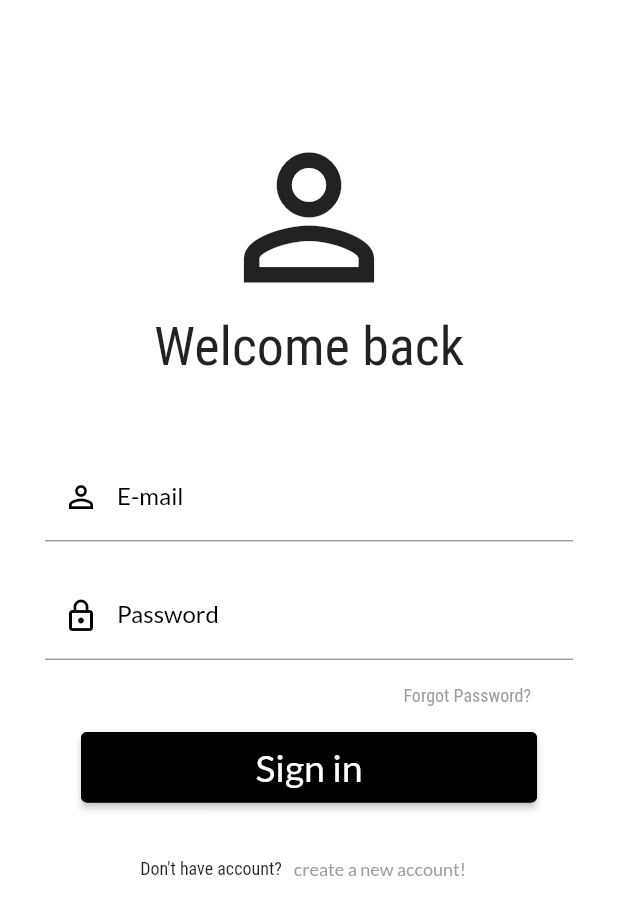
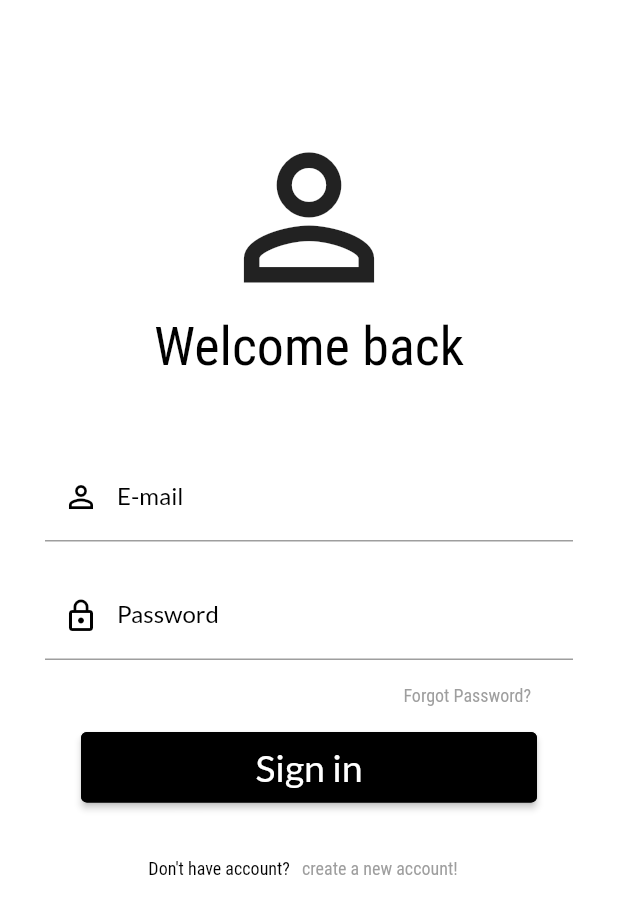
Before and after one commit to BartoszRudnik/ProductiveAppFrontend, a Flutter app: the screen it shows after launch, after a tap on "Sign in", on a phone screen of 412 x 824 dp. Shown: the top 915 px of the screen. Run offline on Flutter 3.47's test engine with Material 2 defaults, Android fonts, the phone set to English and light mode, and no system bars.

Commit message:
refactor stylow

```diff
--- /dev/null
+++ b/lib/appBars/login_appbar.dart
@@ -0,0 +1,17 @@
+import 'package:flutter/material.dart';
+
+class LoginAppBar extends StatelessWidget with PreferredSizeWidget {
+  @override
+  Widget build(BuildContext context) {
+    return PreferredSize(
+      preferredSize: const Size.fromHeight(0),
+      child: AppBar(
+        backgroundColor: Theme.of(context).accentColor,
+        brightness: Brightness.dark,
+      ),
+    );
+  }
+
+  @override
+  Size get preferredSize => Size.fromHeight(0);
+}
--- a/lib/main.dart
+++ b/lib/main.dart
@@ -15,6 +15,28 @@
         primaryColor: Colors.white,
         accentColor: Colors.black,
         fontFamily: 'Lato',
+        textTheme: TextTheme(
+          headline6: TextStyle(
+            fontWeight: FontWeight.bold,
+            fontSize: 40,
+            fontFamily: 'Lato',
+          ),
+          headline5: TextStyle(
+            fontFamily: 'RobotoCondensed',
+            fontSize: 12,
+            color: Colors.grey,
+          ),
+          headline4: TextStyle(
+            fontSize: 12,
+            fontFamily: 'RobotoCondensed',
+            color: Colors.black,
+          ),
+          headline3: TextStyle(
+            fontSize: 36,
+            fontFamily: 'RobotoCondensed',
+            color: Colors.black,
+          ),
+        ),
       ),
       home: EntryScreen(),
       routes: {
--- a/lib/screens/entry_screen.dart
+++ b/lib/screens/entry_screen.dart
@@ -1,5 +1,6 @@
 import 'package:flutter/material.dart';
 
+import '../appBars/login_appbar.dart';
 import '../buttons/login_button.dart';
 import 'sign_in_screen.dart';
 import 'sign_up_screen.dart';
@@ -8,13 +9,7 @@
   @override
   Widget build(BuildContext context) {
     return Scaffold(
-      appBar: PreferredSize(
-        preferredSize: Size.fromHeight(0),
-        child: AppBar(
-          backgroundColor: Theme.of(context).accentColor,
-          brightness: Brightness.dark,
-        ),
-      ),
+      appBar: LoginAppBar(),
       backgroundColor: Theme.of(context).primaryColor,
       body: Column(
         mainAxisAlignment: MainAxisAlignment.center,
@@ -37,11 +32,7 @@
             child: Text(
               'Task manager',
               textAlign: TextAlign.center,
-              style: TextStyle(
-                fontWeight: FontWeight.bold,
-                fontSize: 40,
-                fontFamily: 'Lato',
-              ),
+              style: Theme.of(context).textTheme.headline6,
             ),
           ),
           SizedBox(
--- a/lib/screens/sign_in_screen.dart
+++ b/lib/screens/sign_in_screen.dart
@@ -1,5 +1,6 @@
 import 'package:flutter/material.dart';
 
+import '../appBars/login_appbar.dart';
 import '../buttons/login_button.dart';
 import '../widgets/login_greet.dart';
 import 'sign_up_screen.dart';
@@ -15,13 +16,7 @@
   @override
   Widget build(BuildContext context) {
     return Scaffold(
-        appBar: PreferredSize(
-          preferredSize: Size.fromHeight(0),
-          child: AppBar(
-            backgroundColor: Theme.of(context).accentColor,
-            brightness: Brightness.dark,
-          ),
-        ),
+        appBar: LoginAppBar(),
         backgroundColor: Theme.of(context).primaryColor,
         body: SingleChildScrollView(
           child: Column(
@@ -38,11 +33,7 @@
                       onPressed: () {},
                       child: Text(
                         'Forgot Password?',
-                        style: TextStyle(
-                          fontFamily: 'RobotoCondensed',
-                          fontSize: 12,
-                          color: Colors.grey,
-                        ),
+                        style: Theme.of(context).textTheme.headline5,
                       ),
                     ),
                   ],
@@ -63,10 +54,7 @@
                 children: <Widget>[
                   Text(
                     'Don\'t have account?',
-                    style: TextStyle(
-                      fontSize: 12,
-                      fontFamily: 'RobotoCondensed',
-                    ),
+                    style: Theme.of(context).textTheme.headline4,
                   ),
                   TextButton(
                     onPressed: () {
@@ -74,10 +62,7 @@
                     },
                     child: Text(
                       'create a new account!',
-                      style: TextStyle(
-                        fontSize: 12,
-                        color: Colors.grey,
-                      ),
+                      style: Theme.of(context).textTheme.headline5,
                     ),
                   ),
                 ],
--- a/lib/widgets/login_greet.dart
+++ b/lib/widgets/login_greet.dart
@@ -27,10 +27,7 @@
         ),
         Text(
           this.greetText,
-          style: TextStyle(
-            fontSize: 36,
-            fontFamily: 'RobotoCondensed',
-          ),
+          style: Theme.of(context).textTheme.headline3,
         ),
         SizedBox(
           height: 50,
```
Also changed, not shown: lib/screens/sign_up_screen.dart (+4 -15 lines).
